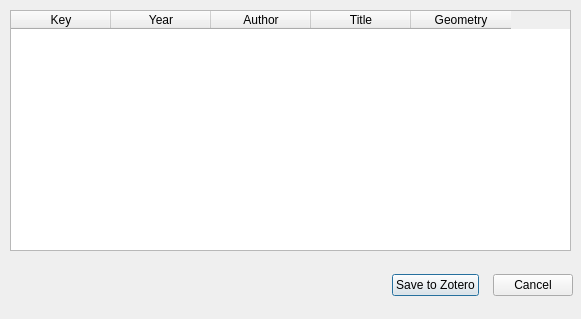
The window that table_interface.ui (MicheleTobias/LiteratureMapper) describes before a commit, drawn with Qt 5.
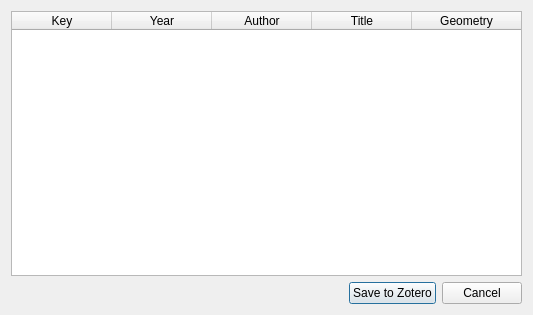
The same window after the commit.

Commit message: Table resizes with window

```diff
--- a/table_interface.ui
+++ b/table_interface.ui
@@ -6,22 +6,24 @@
    <rect>
     <x>0</x>
     <y>0</y>
-    <width>581</width>
-    <height>319</height>
+    <width>533</width>
+    <height>315</height>
    </rect>
   </property>
+  <property name="sizePolicy">
+   <sizepolicy hsizetype="Preferred" vsizetype="Preferred">
+    <horstretch>0</horstretch>
+    <verstretch>0</verstretch>
+   </sizepolicy>
+  </property>
   <property name="windowTitle">
    <string>Literature Mapper</string>
   </property>
+  <layout class="QVBoxLayout" name="verticalLayout_2">
+   <item>
+    <layout class="QVBoxLayout" name="verticalLayout">
+     <item>
   <widget class="QTableWidget" name="tableWidget_Zotero">
-   <property name="geometry">
-    <rect>
-     <x>10</x>
-     <y>10</y>
-     <width>561</width>
-     <height>241</height>
-    </rect>
-   </property>
    <property name="selectionMode">
     <enum>QAbstractItemView::SingleSelection</enum>
    </property>
@@ -37,6 +39,12 @@
    <property name="columnCount">
     <number>5</number>
    </property>
+       <attribute name="horizontalHeaderStretchLastSection">
+        <bool>true</bool>
+       </attribute>
+       <attribute name="verticalHeaderStretchLastSection">
+        <bool>false</bool>
+       </attribute>
    <column>
     <property name="text">
      <string>Key</string>
@@ -63,21 +71,33 @@
     </property>
    </column>
   </widget>
-  <widget class="QWidget" name="horizontalLayoutWidget">
-   <property name="geometry">
-    <rect>
-     <x>392</x>
-     <y>260</y>
-     <width>181</width>
-     <height>51</height>
-    </rect>
-   </property>
+     </item>
+     <item>
    <layout class="QHBoxLayout" name="horizontalLayout">
-    <property name="spacing">
-     <number>6</number>
-    </property>
+       <item>
+        <spacer name="horizontalSpacer">
+         <property name="orientation">
+          <enum>Qt::Horizontal</enum>
+         </property>
+         <property name="sizeHint" stdset="0">
+          <size>
+           <width>40</width>
+           <height>20</height>
+          </size>
+         </property>
+        </spacer>
+       </item>
     <item>
      <widget class="QPushButton" name="pushButton_Save">
+         <property name="sizePolicy">
+          <sizepolicy hsizetype="Fixed" vsizetype="Fixed">
+           <horstretch>0</horstretch>
+           <verstretch>0</verstretch>
+          </sizepolicy>
+         </property>
+         <property name="toolTip">
+          <string>Send Changes to Zotero</string>
+         </property>
       <property name="text">
        <string>Save to Zotero</string>
       </property>
@@ -85,6 +105,12 @@
     </item>
     <item>
      <widget class="QDialogButtonBox" name="buttonBox">
+         <property name="sizePolicy">
+          <sizepolicy hsizetype="Fixed" vsizetype="Fixed">
+           <horstretch>0</horstretch>
+           <verstretch>0</verstretch>
+          </sizepolicy>
+         </property>
       <property name="orientation">
        <enum>Qt::Horizontal</enum>
       </property>
@@ -94,7 +120,10 @@
      </widget>
     </item>
    </layout>
-  </widget>
+     </item>
+    </layout>
+   </item>
+  </layout>
  </widget>
  <resources/>
  <connections>
```
Lines whose indentation alone changed are shown as unchanged. The commit also changes 3 other files.
